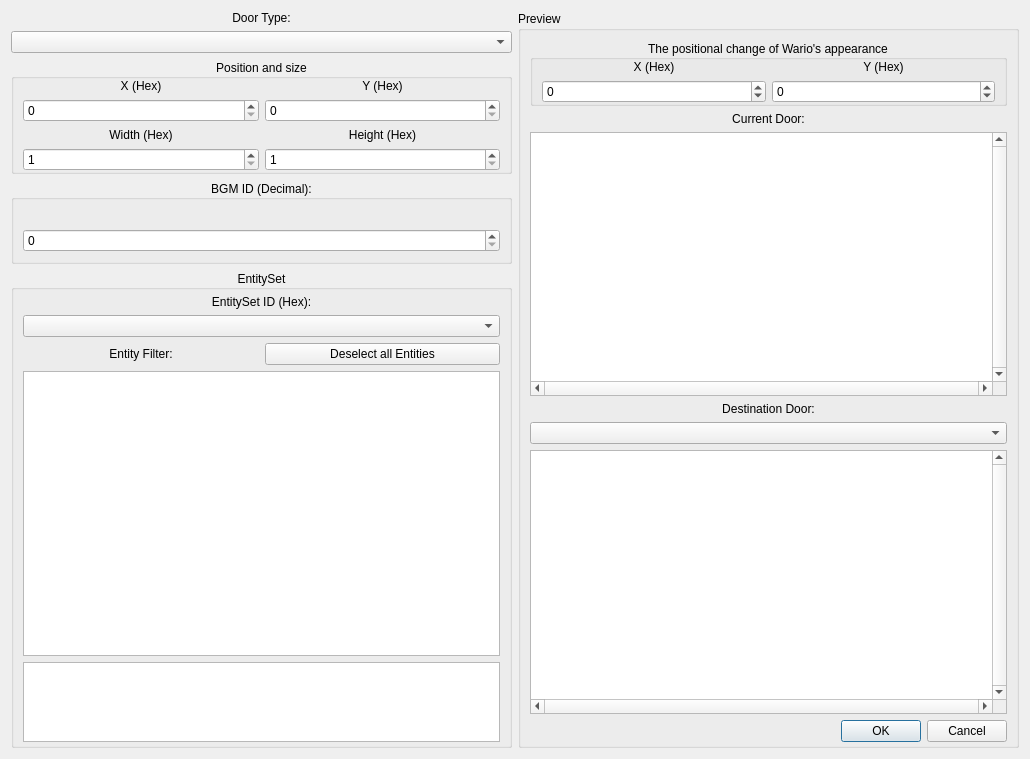
Qt form Dialog/DoorConfigDialog.ui (wario-land/WL4Editor) before a commit.
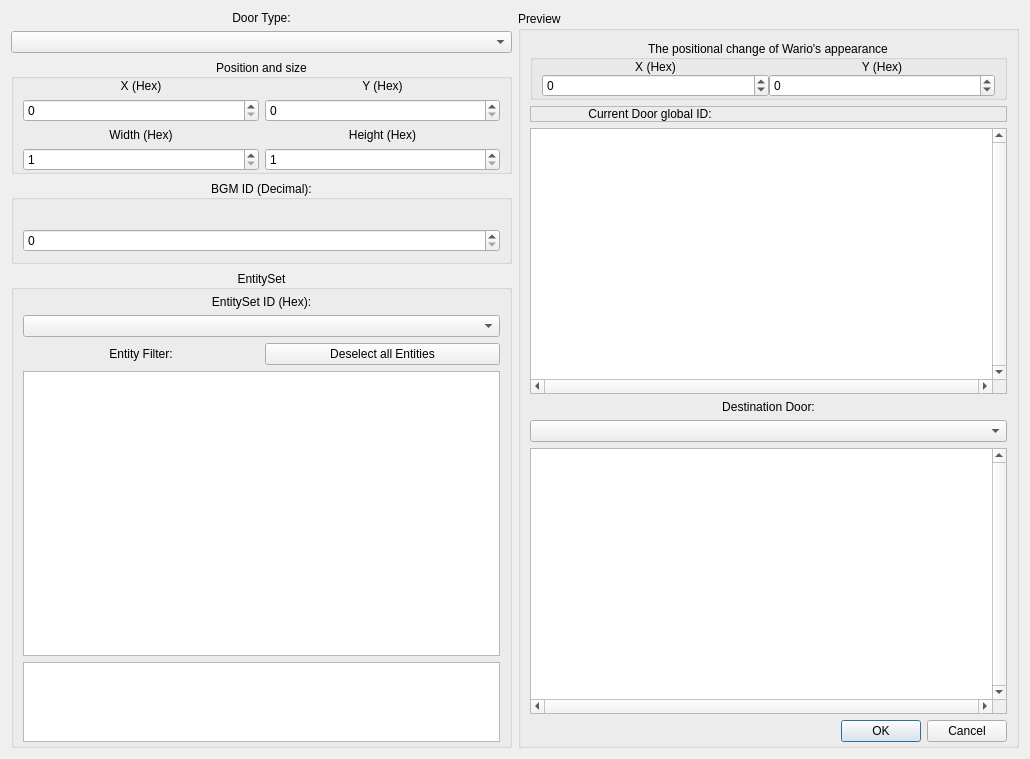
The same form after that commit.

Commit message:
Door Config Dialog UI tweak and animated Tile group graphical glitch fix 20230321 (#432)
* show global door id for current Door

* Fix Entity Selector dockwidget won't update after changes in Door Config Dialog being applied

* fix incorrect render for no.0 animated Tile group in Tileset and Room

* show Tile ID by hex in Tile16 Selector dock widget

* fix the room id spinbox cannot synchronize with buttons

Diff of the .ui file:
```diff
--- a/Dialog/DoorConfigDialog.ui
+++ b/Dialog/DoorConfigDialog.ui
@@ -364,6 +364,9 @@
         <string>Preview</string>
        </property>
        <layout class="QVBoxLayout" name="verticalLayout_5">
+        <property name="sizeConstraint">
+         <enum>QLayout::SetDefaultConstraint</enum>
+        </property>
         <property name="bottomMargin">
          <number>3</number>
         </property>
@@ -390,6 +393,9 @@
            </property>
            <item>
             <layout class="QGridLayout" name="gridLayout_2">
+             <property name="spacing">
+              <number>0</number>
+             </property>
              <item row="0" column="0">
               <widget class="QLabel" name="Label_WarioX">
                <property name="sizePolicy">
@@ -454,19 +460,65 @@
          </widget>
         </item>
         <item>
-         <widget class="QLabel" name="label_CurrentDoor">
+         <widget class="QFrame" name="frame_current_door">
           <property name="sizePolicy">
            <sizepolicy hsizetype="Minimum" vsizetype="Fixed">
             <horstretch>0</horstretch>
             <verstretch>0</verstretch>
            </sizepolicy>
           </property>
-          <property name="text">
-           <string>Current Door:</string>
+          <property name="frameShape">
+           <enum>QFrame::StyledPanel</enum>
           </property>
-          <property name="alignment">
-           <set>Qt::AlignCenter</set>
+          <property name="frameShadow">
+           <enum>QFrame::Raised</enum>
           </property>
+          <layout class="QHBoxLayout" name="horizontalLayout_3">
+           <property name="spacing">
+            <number>0</number>
+           </property>
+           <property name="leftMargin">
+            <number>0</number>
+           </property>
+           <property name="topMargin">
+            <number>0</number>
+           </property>
+           <property name="rightMargin">
+            <number>0</number>
+           </property>
+           <property name="bottomMargin">
+            <number>0</number>
+           </property>
+           <item>
+            <widget class="QLabel" name="label_CurrentDoor">
+             <property name="sizePolicy">
+              <sizepolicy hsizetype="Minimum" vsizetype="Fixed">
+               <horstretch>0</horstretch>
+               <verstretch>0</verstretch>
+              </sizepolicy>
+             </property>
+             <property name="text">
+              <string>Current Door global ID:</string>
+             </property>
+             <property name="alignment">
+              <set>Qt::AlignCenter</set>
+             </property>
+            </widget>
+           </item>
+           <item>
+            <widget class="QLabel" name="label_CurrentDoorGlobalID">
+             <property name="sizePolicy">
+              <sizepolicy hsizetype="Minimum" vsizetype="Fixed">
+               <horstretch>0</horstretch>
+               <verstretch>0</verstretch>
+              </sizepolicy>
+             </property>
+             <property name="text">
+              <string/>
+             </property>
+            </widget>
+           </item>
+          </layout>
          </widget>
         </item>
         <item>
```
The commit also changes 7 other files.
